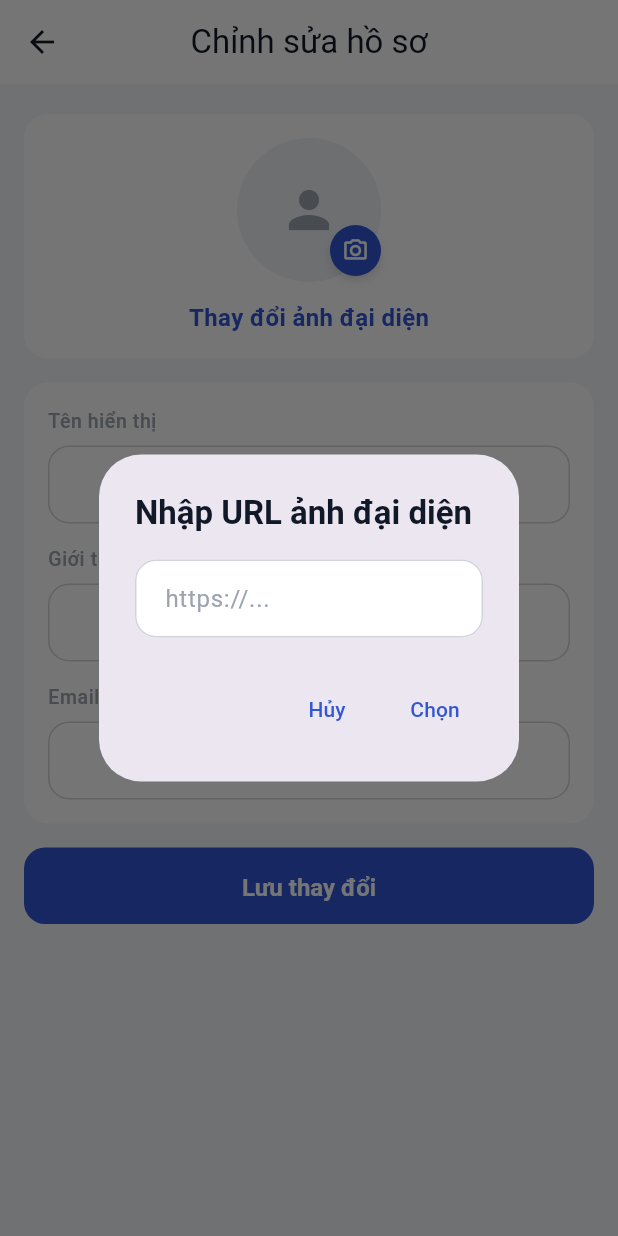
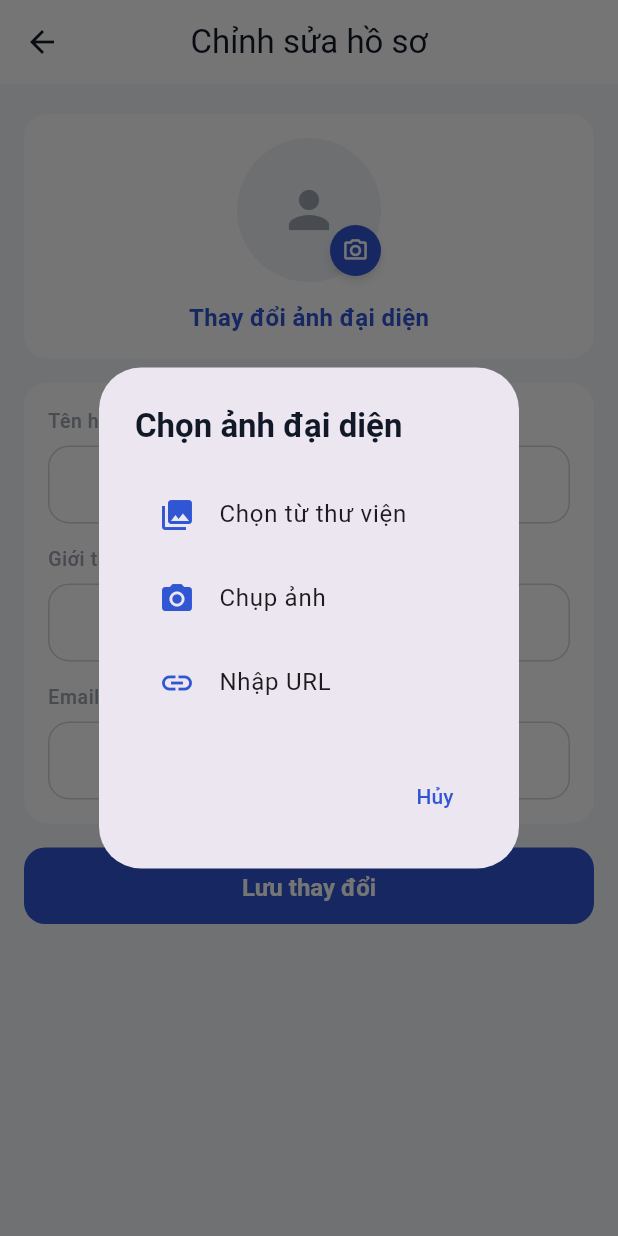
Before and after one commit to nviethung04/tram_doc, a Flutter app: the EditProfileScreen screen opened directly, after a tap on the "photo camera" icon, on a phone screen of 412 x 824 dp. Run offline on Flutter 3.47's test engine with Material 3 defaults, Android fonts, the phone set to English and light mode, and no system bars; our stand-ins replace cloud_firestore, firebase_auth, firebase_core, image_picker, shared_preferences; missing offline and left inert: mobile_scanner; accounts and stored records are empty.

Commit message:
thêm trang upoad và chụp avatar

```diff
--- a/lib/features/profile/edit_profile_screen.dart
+++ b/lib/features/profile/edit_profile_screen.dart
@@ -8,6 +8,8 @@ import '../../data/services/user_service.dart';
 import '../../models/app_user.dart';
 import '../../theme/app_colors.dart';
 import '../../theme/app_typography.dart';
+import '../../utils/image_utils.dart';
+import 'package:image_picker/image_picker.dart';
 
 class EditProfileScreen extends StatefulWidget {
   const EditProfileScreen({super.key, this.user});
@@ -58,8 +60,48 @@ class _EditProfileScreenState extends State<EditProfileScreen> {
   }
 
   Future<void> _pickPhotoUrl() async {
+    final action = await showDialog<String>(
+      context: context,
+      builder: (context) => AlertDialog(
+        title: const Text('Chọn ảnh đại diện'),
+        content: Column(
+          mainAxisSize: MainAxisSize.min,
+          children: [
+            ListTile(
+              leading: const Icon(
+                Icons.photo_library,
+                color: AppColors.primary,
+              ),
+              title: const Text('Chọn từ thư viện'),
+              onTap: () => Navigator.pop(context, 'gallery'),
+            ),
+            ListTile(
+              leading: const Icon(Icons.camera_alt, color: AppColors.primary),
+              title: const Text('Chụp ảnh'),
+              onTap: () => Navigator.pop(context, 'camera'),
+            ),
+            ListTile(
+              leading: const Icon(Icons.link, color: AppColors.primary),
+              title: const Text('Nhập URL'),
+              onTap: () => Navigator.pop(context, 'url'),
+            ),
+          ],
+        ),
+        actions: [
+          TextButton(
+            onPressed: () => Navigator.pop(context),
+            child: const Text('Hủy'),
+          ),
+        ],
+      ),
+    );
+
+    if (action == null) return;
+
+    // Nếu chọn nhập URL
+    if (action == 'url') {
       final controller = TextEditingController(text: _photoUrl ?? '');
-    final result = await showDialog<String>(
+      final urlResult = await showDialog<String>(
         context: context,
         builder: (context) => AlertDialog(
           title: const Text('Nhập URL ảnh đại diện'),
@@ -80,8 +122,41 @@ class _EditProfileScreenState extends State<EditProfileScreen> {
         ),
       );
 
-    if (result != null) {
-      setState(() => _photoUrl = result);
+      if (urlResult != null && urlResult.isNotEmpty) {
+        setState(() => _photoUrl = urlResult);
+      }
+      return;
+    }
+
+    // Chọn ảnh từ gallery hoặc camera
+    final imageSource = action == 'camera'
+        ? ImageSource.camera
+        : ImageSource.gallery;
+
+    setState(() => _saving = true);
+    try {
+      final imageBytes = await ImageUtils.pickAndProcessImage(
+        source: imageSource,
+        maxWidth: 512,
+        maxHeight: 512,
+        quality: 85,
+      );
+
+      if (imageBytes != null) {
+        // Convert sang data URI
+        final dataUri = ImageUtils.bytesToDataUri(imageBytes);
+        setState(() {
+          _photoUrl = dataUri;
+          _saving = false;
+        });
+      } else {
+        setState(() => _saving = false);
+      }
+    } catch (e) {
+      setState(() => _saving = false);
+      if (mounted) {
+        _showMessage('Lỗi khi chọn ảnh: $e');
+      }
     }
   }
 
@@ -155,7 +230,7 @@ class _EditProfileScreenState extends State<EditProfileScreen> {
                               backgroundColor: const Color(0xFFEFF1F7),
                               backgroundImage:
                                   _photoUrl != null && _photoUrl!.isNotEmpty
-                                  ? NetworkImage(_photoUrl!)
+                                  ? ImageUtils.getImageProvider(_photoUrl!)
                                   : null,
                               child: _photoUrl == null || _photoUrl!.isEmpty
                                   ? const Icon(
--- a/lib/features/profile/profile_screen.dart
+++ b/lib/features/profile/profile_screen.dart
@@ -10,6 +10,7 @@ import '../../data/services/user_service.dart';
 import '../../models/app_user.dart';
 import '../../theme/app_colors.dart';
 import '../../theme/app_typography.dart';
+import '../../utils/image_utils.dart';
 import '../auth/login_screen.dart';
 import 'edit_profile_screen.dart';
 
@@ -176,7 +177,7 @@ class _ProfileHeader extends StatelessWidget {
                 radius: 40,
                 backgroundColor: const Color(0xFFEFF1F7),
                 backgroundImage: photoUrl != null && photoUrl!.isNotEmpty
-                    ? NetworkImage(photoUrl!)
+                    ? ImageUtils.getImageProvider(photoUrl!)
                     : null,
                 child: photoUrl == null || photoUrl!.isEmpty
                     ? const Icon(Icons.person, color: AppColors.textMuted, size: 32)
```
Lines whose indentation alone changed are shown as unchanged.
